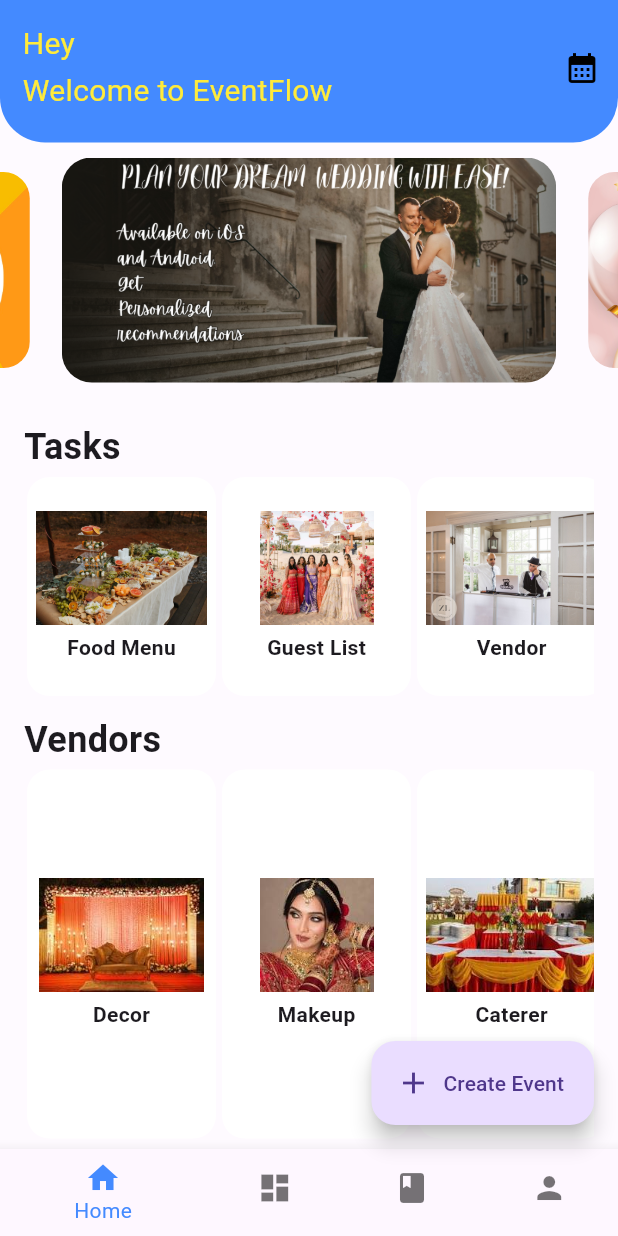
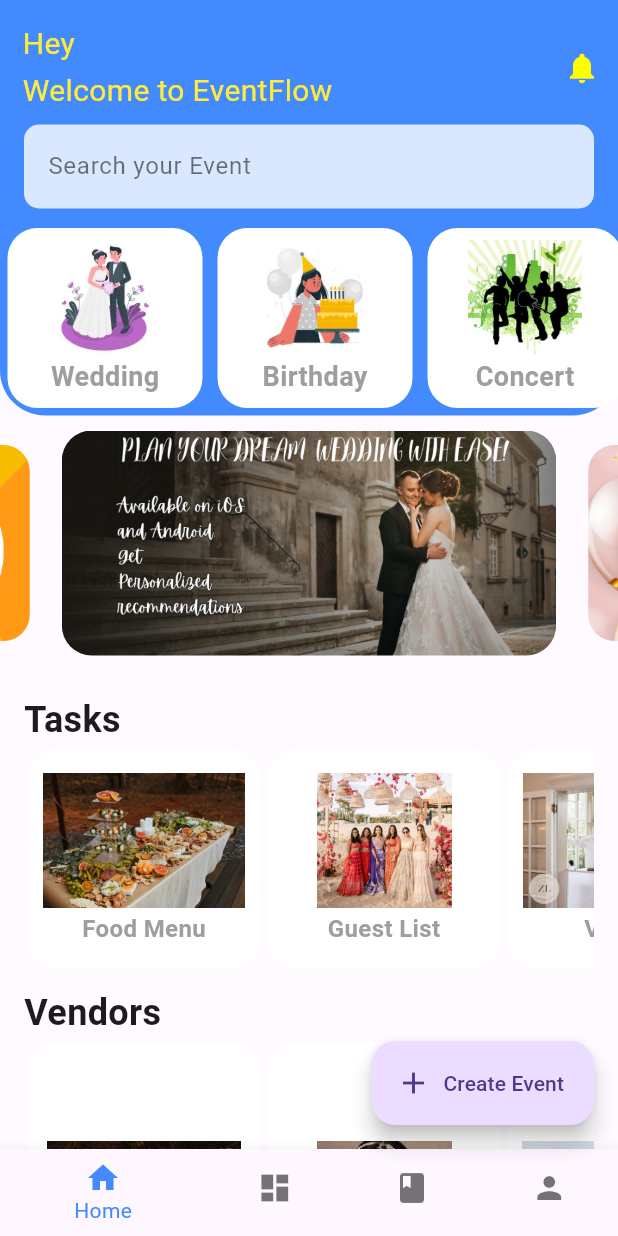
Before and after one commit to Richard3012/Event_Management_Mad, a Flutter app: the screen it shows once a user with an empty profile is signed in, on a phone screen of 412 x 824 dp. Run offline on Flutter 3.47's test engine with Material 3 defaults, Android fonts, the light colour scheme and no system bars; drawn by our look-alikes of carousel_slider; our stand-ins replace email_validator, firebase_auth, firebase_core; accounts and stored records are empty.

Commit message:
Update home_page.dart

```diff
--- a/lib/home_page.dart
+++ b/lib/home_page.dart
@@ -80,21 +80,15 @@
   }
 }
 
-class HomePageContent extends StatefulWidget {
-  @override
-  _HomePageContentState createState() => _HomePageContentState();
-}
-
-class _HomePageContentState extends State<HomePageContent> {
+class HomePageContent extends StatelessWidget {
   final List<dynamic> carouselItems = [
     'lib/images/wedding__banner.png',
     'lib/images/Birthday_banner.png',
-    'lib/images/coldplay.jpeg',
     'lib/images/concert_NMIMS.jpg',
     'lib/images/formal_banner.jpg',
+
+
   ];
-
-  DateTime? selectedDate; // Declare the selectedDate variable
 
   @override
   Widget build(BuildContext context) {
@@ -138,34 +132,51 @@
                           ],
                         ),
                         IconButton(
-                          icon: Icon(Icons.calendar_month, color: Colors.black),
+                          icon: Icon(Icons.notifications, color: Colors.yellowAccent),
                           onPressed: () async {
-                            DateTime? pickedDate = await showDatePicker(
+                            DateTime? selectedDate = await showDatePicker(
                               context: context,
                               initialDate: DateTime.now(),
                               firstDate: DateTime(2000),
                               lastDate: DateTime(2100),
                             );
-
-                            // If a date is selected, update the state
-                            if (pickedDate != null && pickedDate != selectedDate) {
-                              setState(() {
-                                selectedDate = pickedDate;
-                              });
-                            }
                           },
                         ),
                       ],
                     ),
                   ),
-                  SizedBox(height: 20),
-                  // Display selected date
-                  if (selectedDate != null)
-                    Text(
-                      'Selected Date: ${selectedDate!.toLocal()}'.split(' ')[0], // Only show date part (YYYY-MM-DD)
-                      style: TextStyle(fontSize: 20),
+                  Padding(
+                    padding: const EdgeInsets.symmetric(horizontal: 16.0, vertical: 8.0),
+                    child: TextField(
+                      controller: TextEditingController(),
+                      decoration: InputDecoration(
+                        filled: true,
+                        fillColor: Colors.white.withOpacity(0.8),
+                        hintText: 'Search your Event',
+                        border: OutlineInputBorder(
+                          borderRadius: BorderRadius.circular(10),
+                          borderSide: BorderSide.none,
+                        ),
+                        hintStyle: TextStyle(color: Colors.black54),
+                      ),
+                      style: TextStyle(color: Colors.black),
+                      onSubmitted: (value) {
+                        // Implement search functionality here
+                      },
                     ),
-
+                  ),
+                  SizedBox(
+                    height: 130,
+                    child: ListView(
+                      scrollDirection: Axis.horizontal,
+                      children: [
+                        buildEventTile(context, 'lib/images/wedding.jpeg', 'Wedding', WeddingPage()),
+                        buildEventTile(context, 'lib/images/birthday.jpeg', 'Birthday', BirthdayPage()),
+                        buildEventTile(context, 'lib/images/concert.jpg', 'Concert', ConcertPage()),
+                        buildEventTile(context, 'lib/images/Events.jpeg', 'Events', EventsPage()),
+                      ],
+                    ),
+                  ),
                 ],
               ),
             ),
@@ -314,9 +325,9 @@
     return Padding(
       padding: const EdgeInsets.all(2.0), // Reduced padding for larger image appearance
       child: Container(
-        padding: EdgeInsets.symmetric(horizontal: 3.0, vertical: 5.0), // Adjust padding to make the content more compact
+        padding: EdgeInsets.symmetric(horizontal: 3.0, vertical: 4.0),
         decoration: BoxDecoration(
-          borderRadius: BorderRadius.circular(15),
+          borderRadius: BorderRadius.circular(20),
           color: Colors.white,
         ),
         child: Column(
@@ -324,15 +335,16 @@
           children: [
             Image.asset(
               imagePath,
-              height: 76,
-              width: 120,
+              height: 90, // Adjusted size for better visibility
+              width: 150,
             ),
-            SizedBox(height: 5.0),
+            SizedBox(height: 2.0),
             Text(
               title,
               style: TextStyle(
-                fontSize: 14,
+                fontSize: 16,
                 fontWeight: FontWeight.bold,
+                color: Colors.grey,
               ),
             ),
           ],
```
